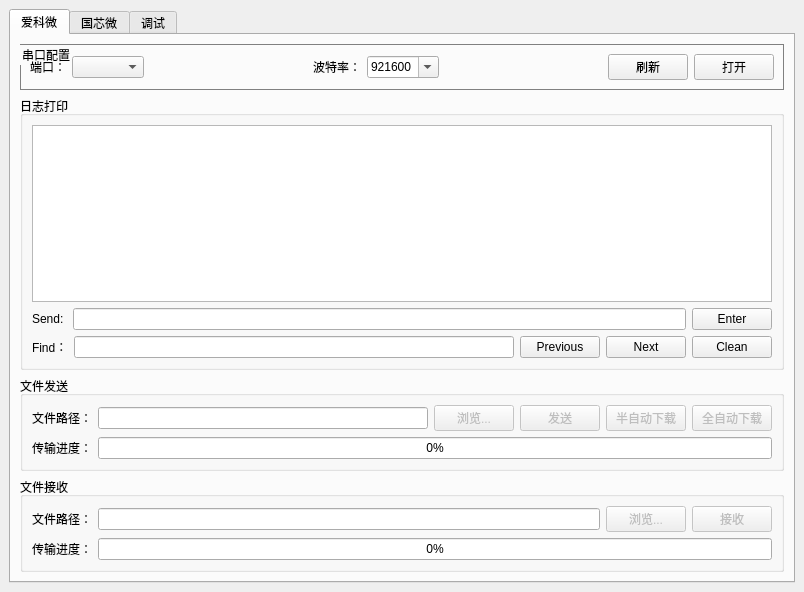
kingson-sue/aic_download_tool, file QT6_ver/mainwindow.ui: the form before one commit.
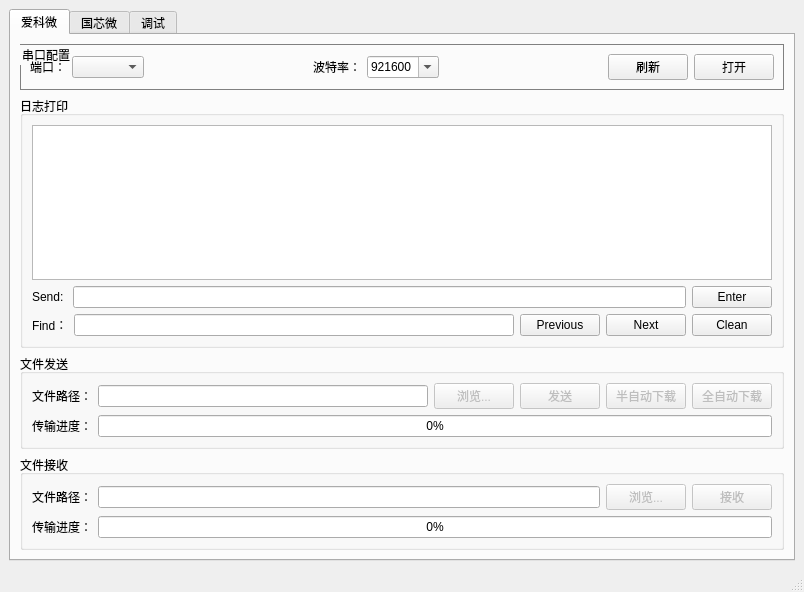
The form after the commit. Icons and pictures are not drawn.

Commit message: 20250430,sujc,添加状态栏信息

The edit to the form file:
```diff
--- a/QT6_ver/mainwindow.ui
+++ b/QT6_ver/mainwindow.ui
@@ -840,6 +840,7 @@
     </item>
    </layout>
   </widget>
+  <widget class="QStatusBar" name="statusBar"/>
  </widget>
  <resources>
   <include location="resource.qrc"/>
```
The commit also changes 1 other file.
